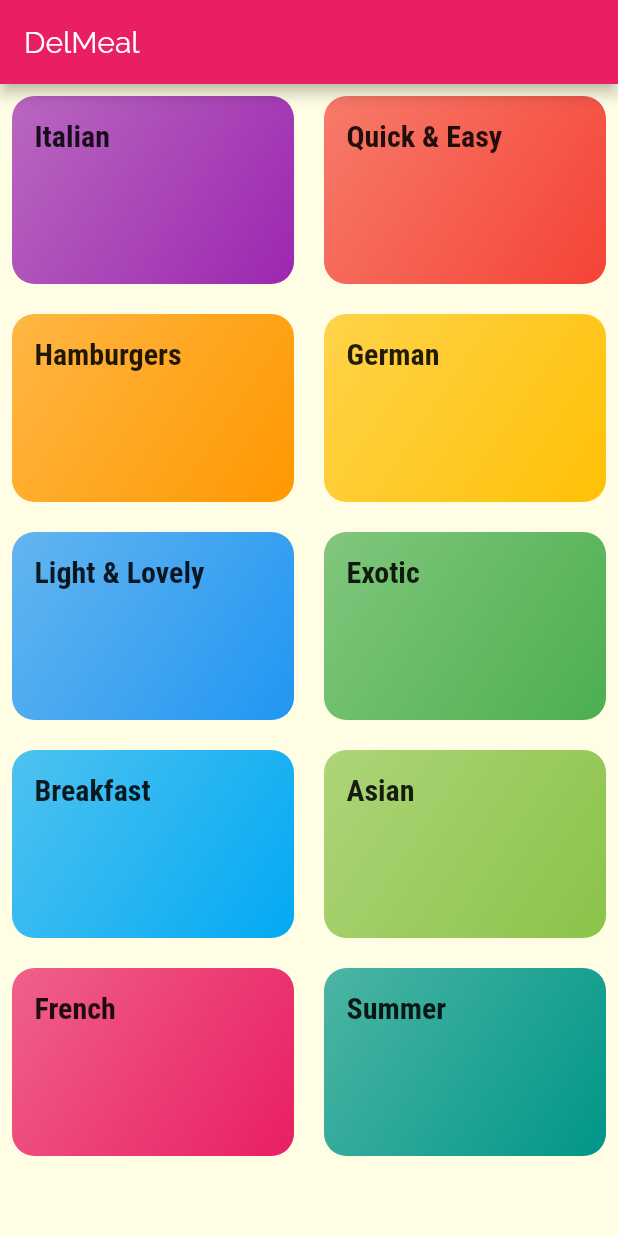
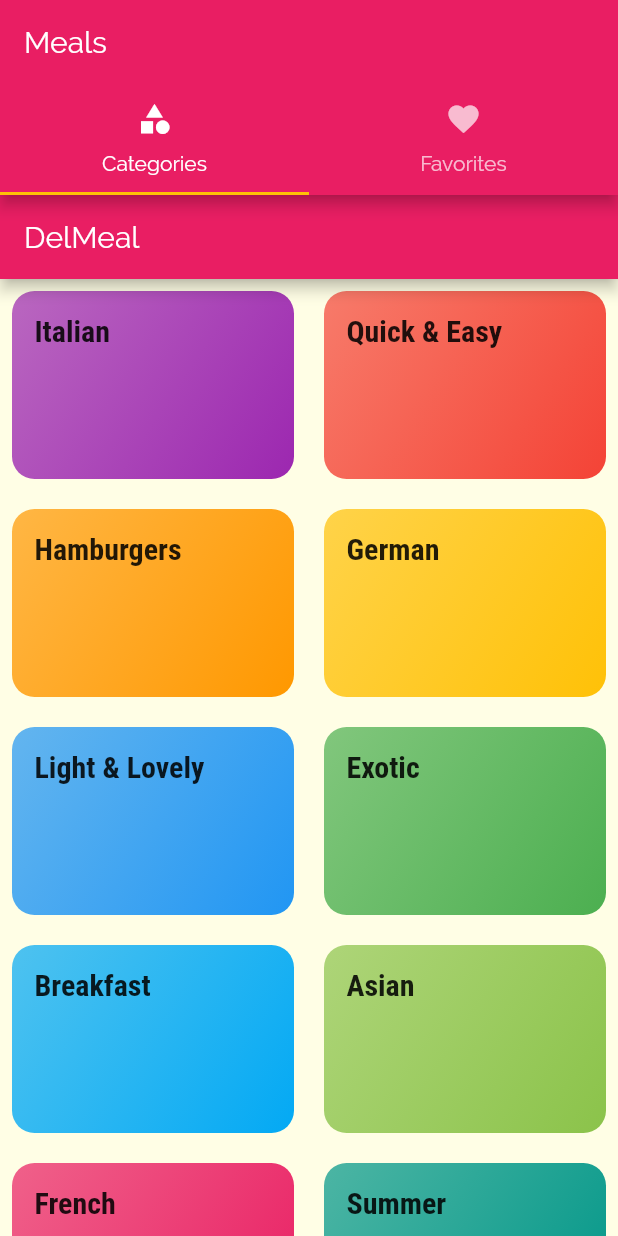
Before and after one commit to moonrabbit29/meals, a Flutter app: the screen it shows after launch, on a phone screen of 412 x 824 dp. Run offline on Flutter 3.47's test engine with Material 2 defaults, Android fonts, the phone set to English and light mode, and no system bars.

Commit message:
adding TabBar to appBar

```diff
--- a/lib/main.dart
+++ b/lib/main.dart
@@ -2,6 +2,7 @@ import 'package:flutter/material.dart';
 import 'package:mealsapp/screen/categories_screen.dart';
 import 'package:mealsapp/screen/category_meals_screen.dart';
 import 'package:mealsapp/screen/meal_detail_screen.dart';
+import './screen/tab_scren.dart';
 
 void main() => runApp(MyApp());
 
@@ -22,8 +23,9 @@ class MyApp extends StatelessWidget {
           headline6: TextStyle(fontSize:20,fontFamily:'RobotoCondensed',fontWeight: FontWeight.bold)
         )
       ),
-      home : CatergoriesScreen(),
+      initialRoute: '/',
       routes: {
+        '/' : (ctx) => TabScreen(),
         CategoryMealsScreen.routeName: (ctx) => CategoryMealsScreen(),
         MealDetailScreen.routeName: (ctx) => MealDetailScreen()
       },
--- /dev/null
+++ b/lib/screen/tab_scren.dart
@@ -0,0 +1,26 @@
+import "package:flutter/material.dart";
+import 'package:mealsapp/screen/categories_screen.dart';
+import 'package:mealsapp/screen/favorite_screen.dart';
+
+class TabScreen extends StatefulWidget {
+  @override
+  _TabScreenState createState() => _TabScreenState();
+}
+
+class _TabScreenState extends State<TabScreen> {
+  @override
+  Widget build(BuildContext context) {
+    return DefaultTabController(
+      length: 2,
+      child: Scaffold(
+        appBar: AppBar(title: Text("Meals"),bottom: TabBar(tabs: <Widget>[
+          Tab(icon:Icon(Icons.category),text:"Categories"),
+          Tab(icon : Icon(Icons.favorite),text: "Favorites",),
+        ]),),
+        body: TabBarView(children: <Widget> [
+          CatergoriesScreen(),
+          FavoriteScreen(),
+        ],),
+      ));
+  }
+}
```
Also changed, not shown: lib/screen/favorite_screen.dart (added, +12 -0 lines), lib/screen/meal_detail_screen.dart (+21 -1 lines).
